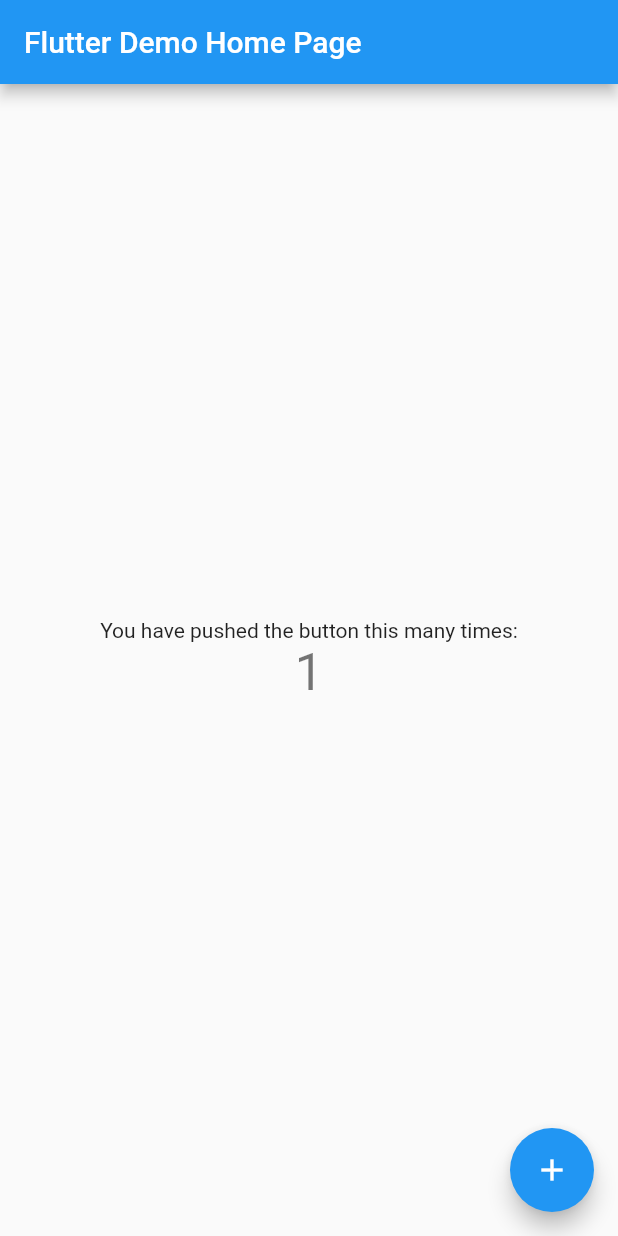
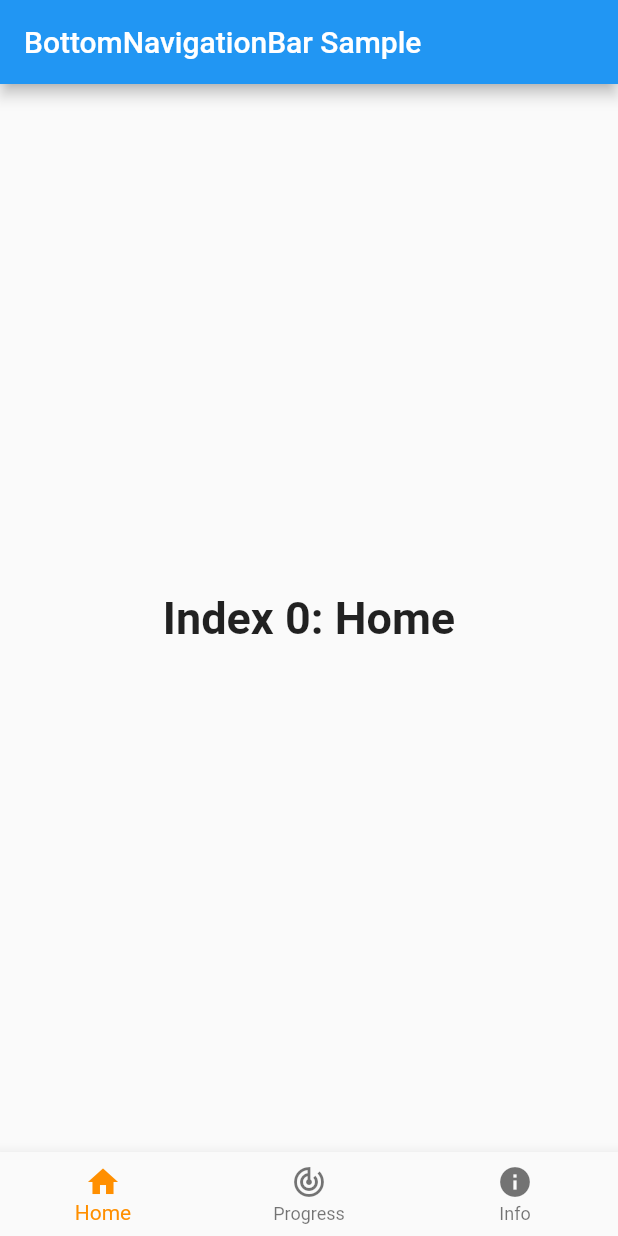
Before and after one commit to sarvnazale/TrackC, a Flutter app: the screen it shows after launch, on a phone screen of 412 x 824 dp. Run offline on Flutter 3.47's test engine with Material 2 defaults, Android fonts, the light colour scheme and no system bars; our stand-ins replace firebase_core, firebase_messaging; accounts and stored records are empty.

Commit message:
fixed pubfile stuff

```diff
--- a/lib/main.dart
+++ b/lib/main.dart
@@ -49,7 +49,28 @@
 
 class _MyHomePageState extends State<MyHomePage> {
   int _counter = 1;
-
+  int _selectedIndex = 0;
+  static const TextStyle optionStyle =
+      TextStyle(fontSize: 30, fontWeight: FontWeight.bold);
+  static const List<Widget> _widgetOptions = <Widget>[
+    Text(
+      'Index 0: Home',
+      style: optionStyle,
+    ),
+    Text(
+      'Index 1: Business',
+      style: optionStyle,
+    ),
+    Text(
+      'Index 2: School',
+      style: optionStyle,
+    ),
+  ];
+  void _onItemTapped(int index) {
+    setState(() {
+      _selectedIndex = index;
+    });
+  }
   void _incrementCounter() {
     setState(() {
       // This call to setState tells the Flutter framework that something has
@@ -71,45 +92,30 @@
     // than having to individually change instances of widgets.
     return Scaffold(
       appBar: AppBar(
-        // Here we take the value from the MyHomePage object that was created by
-        // the App.build method, and use it to set our appbar title.
-        title: Text(widget.title),
+        title: const Text('BottomNavigationBar Sample'),
       ),
       body: Center(
-        // Center is a layout widget. It takes a single child and positions it
-        // in the middle of the parent.
-        child: Column(
-          // Column is also a layout widget. It takes a list of children and
-          // arranges them vertically. By default, it sizes itself to fit its
-          // children horizontally, and tries to be as tall as its parent.
-          //
-          // Invoke "debug painting" (press "p" in the console, choose the
-          // "Toggle Debug Paint" action from the Flutter Inspector in Android
-          // Studio, or the "Toggle Debug Paint" command in Visual Studio Code)
-          // to see the wireframe for each widget.
-          //
-          // Column has various properties to control how it sizes itself and
-          // how it positions its children. Here we use mainAxisAlignment to
-          // center the children vertically; the main axis here is the vertical
-          // axis because Columns are vertical (the cross axis would be
-          // horizontal).
-          mainAxisAlignment: MainAxisAlignment.center,
-          children: <Widget>[
-            Text(
-              'You have pushed the button this many times:',
-            ),
-            Text(
-              '$_counter',
-              style: Theme.of(context).textTheme.headline4,
-            ),
-          ],
-        ),
+        child: _widgetOptions.elementAt(_selectedIndex),
       ),
-      floatingActionButton: FloatingActionButton(
-        onPressed: _incrementCounter,
-        tooltip: 'Increment',
-        child: Icon(Icons.add),
-      ), // This trailing comma makes auto-formatting nicer for build methods.
+      bottomNavigationBar: BottomNavigationBar(
+        items: const <BottomNavigationBarItem>[
+          BottomNavigationBarItem(
+            icon: Icon(Icons.home),
+            label: 'Home',
+          ),
+          BottomNavigationBarItem(
+            icon: Icon(Icons.track_changes),
+            label: 'Progress',
+          ),
+          BottomNavigationBarItem(
+            icon: Icon(Icons.info),
+            label: 'Info',
+          ),
+        ],
+        currentIndex: _selectedIndex,
+        selectedItemColor: Colors.amber[800],
+        onTap: _onItemTapped,
+      ),
     );
   }
 }
```
Also changed, not shown: 4 other files.
